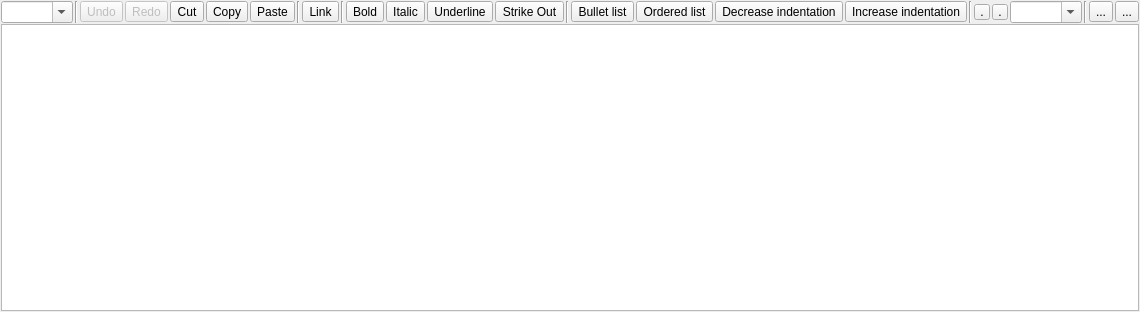
Qt form mrichtextedit.ui (MitchellAugustin/Spiral) before a commit.
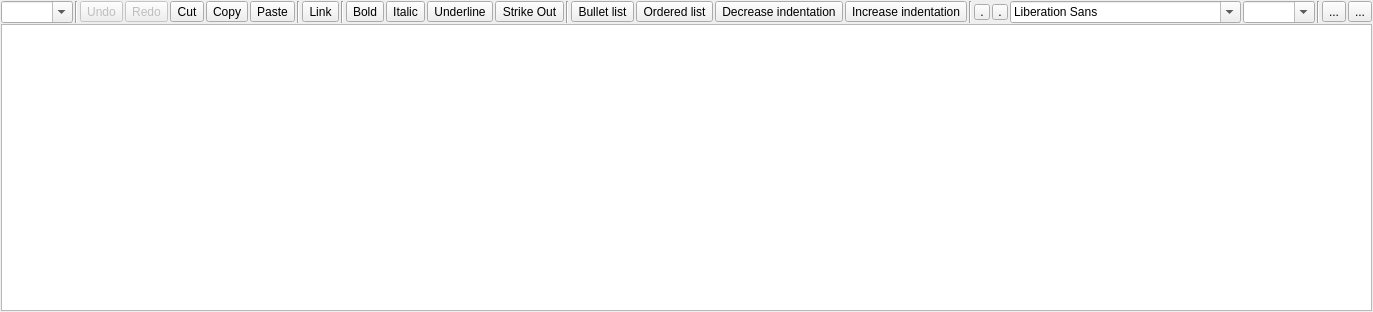
The same form after that commit. Icons and pictures are not drawn. Custom widgets are drawn as their Qt base class.

What changed in the file:
```diff
--- a/mrichtextedit.ui
+++ b/mrichtextedit.ui
@@ -6,7 +6,7 @@
    <rect>
     <x>0</x>
     <y>0</y>
-    <width>819</width>
+    <width>957</width>
     <height>312</height>
    </rect>
   </property>
@@ -482,6 +482,9 @@
         </property>
        </widget>
       </item>
+      <item>
+       <widget class="QFontComboBox" name="fontComboBox"/>
+      </item>
       <item>
        <widget class="QComboBox" name="f_fontsize">
         <property name="focusPolicy">
```
Left out of the diff: 1 changed line with no effect on the pictures.
